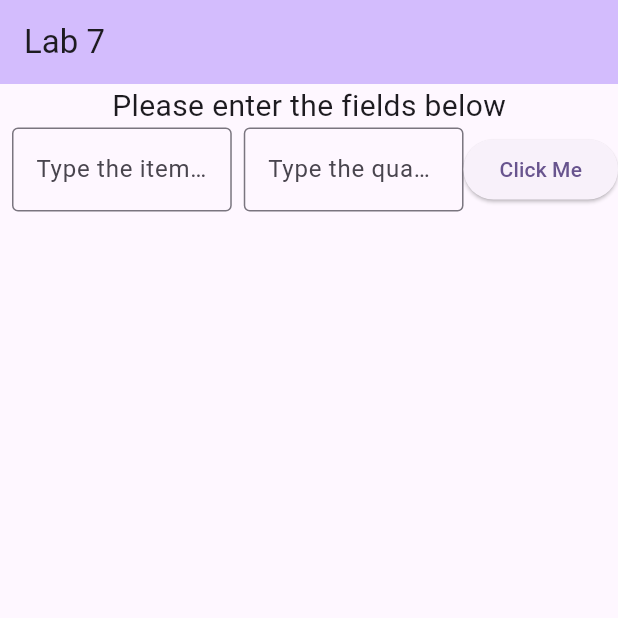
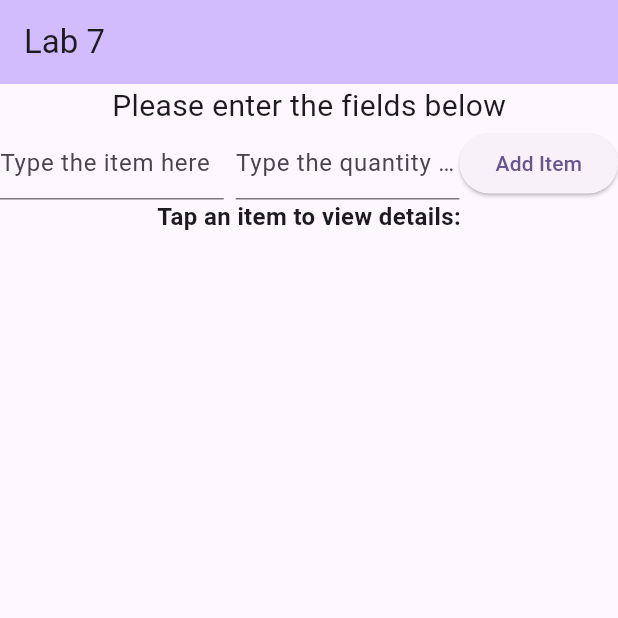
Before and after one commit to prou0212/my_cst2335_labs2, a Flutter app: the screen it shows after launch, on a phone screen of 412 x 824 dp, the top half of it. Run offline on Flutter 3.47's test engine with Material 3 defaults, Android fonts, the phone set to English and light mode, and no system bars; our stand-ins replace floor, sqflite; missing offline and left inert: encrypted_shared_preferences; accounts and stored records are empty; generated files the repository leaves out were written again.

Commit message:
Still working on it

```diff
--- a/lib/main.dart
+++ b/lib/main.dart
@@ -43,15 +43,23 @@ class _MyHomePageState extends State<MyHomePage> {
     var height = size.height;
     var width = size.width;
 
+    print("Screen size: ${width}x${height}, selectedItem: ${selectedItem?.name}");
+
     if ((width > height) && (width > 720)) {
       return Row(
         children: [
           Expanded(flex: 1, child: listPage()),
+          VerticalDivider(width: 1),
           Expanded(flex: 2, child: detailsPage()),
         ],
       );
     } else {
-          return selectedItem == null ? listPage() : detailsPage();
+      print("Using phone layout");
+      if (selectedItem == null) {
+        return listPage();
+      } else {
+        return detailsPage();
+      }
     }
   }
 
@@ -181,92 +189,48 @@ class _MyHomePageState extends State<MyHomePage> {
         backgroundColor: Theme.of(context).colorScheme.inversePrimary,
         title: Text(widget.title),
       ),
-      body: Center(
-        child: Column(
-          mainAxisAlignment: MainAxisAlignment.center,
-          children: <Widget>[
-            Text(
-              "Please enter the fields below",
-              style: TextStyle(fontSize: 20),
-            ),
+       body: reactiveLayout(),
+
+    ); // This trailing comma makes auto-formatting nicer for build methods.
+  }
+
+  Widget listPage() {
+    return Column(
+      children: [
+        Text("Please enter the fields below", style: TextStyle(fontSize: 20)),
         Row(
-              mainAxisAlignment: MainAxisAlignment.center,
           children: [
-                SizedBox(width: 8),
             Expanded(
               child: TextField(
                 controller: _controllerItem,
                 decoration: InputDecoration(
-                      hintText: "Type the item here",
-                      border: OutlineInputBorder(),
-                    ),
+                    hintText: "Type the item here"),
               ),
             ),
             SizedBox(width: 8),
             Expanded(
               child: TextField(
                 controller: _controllerQuantity,
-                    decoration: InputDecoration(
-                      hintText: "Type the quantity here",
-                      border: OutlineInputBorder(),
+                decoration: InputDecoration(hintText: "Type the quantity here"),
               ),
             ),
-                ),
-
             ElevatedButton(
               onPressed: () async {
                 if (_controllerItem.text.isNotEmpty &&
                     _controllerQuantity.text.isNotEmpty) {
-                      showDialog<String>(
-                        context: context,
-                        builder:
-                            (BuildContext context) => AlertDialog(
-                              title: const Text("Add Items?"),
-                              content: const Text(
-                                "Do you want to add any items items from the list?",
-                              ),
-                              actions: <Widget>[
-                                TextButton(
-                                  onPressed: () async {
-                                    Navigator.pop(context);
-                                    _controllerItem.clear();
-                                    _controllerQuantity.clear();
-                                  },
-                                  child: const Text('NO'),
-                                ),
-                                TextButton(
-                                  onPressed: () async {
-                                    Navigator.pop(context);
                   await _addItems(
                     _controllerItem.text,
                     _controllerQuantity.text,
                   );
-
                   _controllerItem.clear();
                   _controllerQuantity.clear();
+                }
               },
-                                  child: const Text("YES"),
-                                  //TODO: Selecting "No" from the AlertDialog does not remove the item from the list.
+              child: Text("Add Item"),
             ),
           ],
         ),
-                      );
-                    }
-                  },
-                  child: const Text("Click Me"),
-                ),
-              ],
-            ),
-            Expanded(child: listPage()),
-          ],
-        ),
-      ),
-    ); // This trailing comma makes auto-formatting nicer for build methods.
-  }
-
-  Widget listPage() {
-    return Column(
-      children: [
+        Text("Tap an item to view details:", style: TextStyle(fontSize: 16, fontWeight: FontWeight.bold)),
         Expanded(
           child: ListView.builder(
             itemCount: items.length,
@@ -277,22 +241,6 @@ class _MyHomePageState extends State<MyHomePage> {
                   setState(() {
                     selectedItem = item;
                   });
-                    showDialog(
-                      context: context,
-                      builder:
-                          (context) => AlertDialog(
-                            title: Text("Details about Item"),
-                            content: Text(
-                              "Item: {$item.name}\nQuantity: ${item.quantity}\nID: {$item.id}",
-                            ),
-                            actions: [
-                              TextButton(
-                                onPressed: () => Navigator.pop(context),
-                                child: Text("OK"),
-                              ),
-                            ],
-                          ),
-                    );
                 },
                 child: Row(
                   mainAxisAlignment: MainAxisAlignment.spaceBetween,
```
Lines whose indentation alone changed are shown as unchanged.
